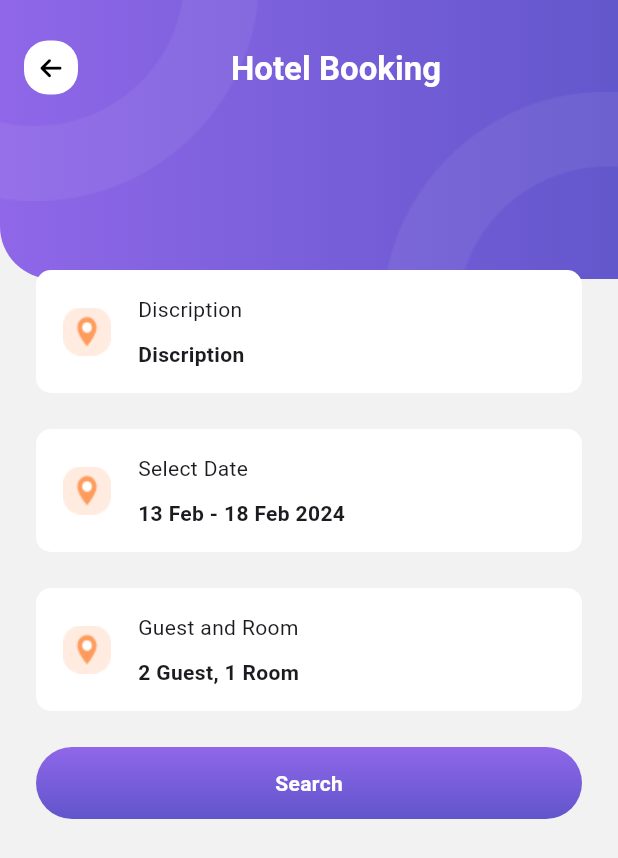
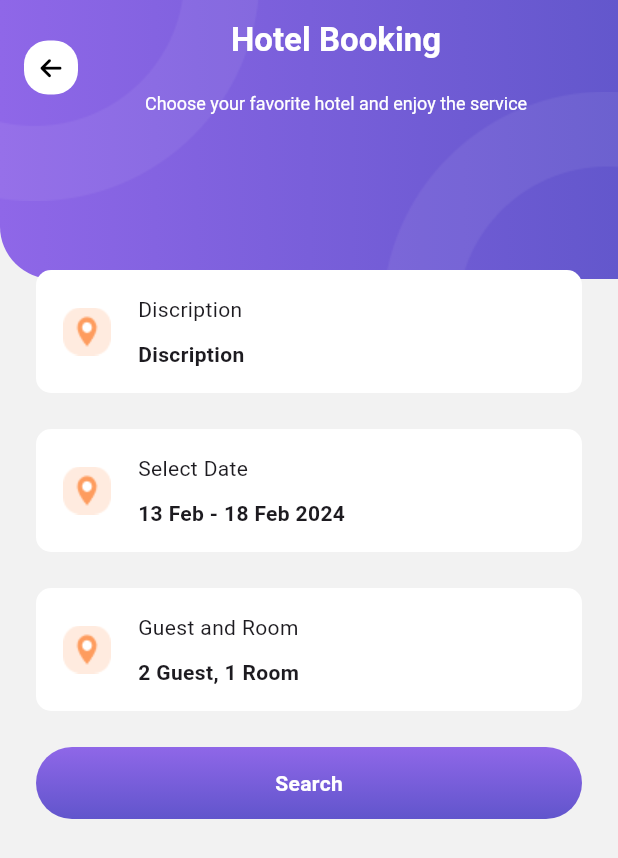
Before and after one commit to NguyenMinhDuc163/Travel-App, a Flutter app: the MainApp screen opened by its route, after a tap on "Hotels", on a phone screen of 412 x 824 dp. Shown: the top 858 px of the screen. Run offline on Flutter 3.47's test engine with Material 3 defaults, Android fonts, the phone set to English and light mode, and no system bars; our stand-ins replace expandable, font_awesome_flutter, hive_flutter, salomon_bottom_bar, smooth_page_indicator, syncfusion_flutter_datepicker; accounts and stored records are empty.

Commit message:
fix reponsive booking flight

```diff
--- a/lib/representation/screens/hotel_booking_screen.dart
+++ b/lib/representation/screens/hotel_booking_screen.dart
@@ -23,6 +23,7 @@ class _HotelBookingScreenState extends State<HotelBookingScreen> {
   Widget build(BuildContext context) {
     return AppBarContinerWidget(
       titleString: "Hotel Booking",
+      subTitleString: 'Choose your favorite hotel and enjoy the service',
       child: SingleChildScrollView(
         child: Column(
           children: [
--- a/lib/representation/screens/profile_screen.dart
+++ b/lib/representation/screens/profile_screen.dart
@@ -71,41 +71,39 @@ class _ProfileScreenState extends State<ProfileScreen> {
               title: 'Log out',
               description: 'Further secure your account for safety',
               iconFWA: FontAwesomeIcons.rightToBracket,
-              onTap: (){
+              onTap: () {
                 Navigator.of(context).pushNamed(LoginScreen.routeName);
               },
             ),
             SizedBox(
-              height: kDefaultPadding ,
+              height: kDefaultPadding,
             ),
-            Text('More', style: TextStyle(fontSize:18, fontWeight: FontWeight.bold),),
+            Text(
+              'More',
+              style: TextStyle(fontSize: 18, fontWeight: FontWeight.bold),
+            ),
             SizedBox(
-              height: kDefaultPadding ,
+              height: kDefaultPadding,
+            ),
+            ItemBookingWidget(
+              icon: AssetHelper.person,
+              title: 'Help & Support',
+              description: 'Help & Support',
+              iconFWA: FontAwesomeIcons.bell,
+              onTap: () {},
+            ),
+            SizedBox(
+              height: kDefaultPadding,
             ),
             ItemBookingWidget(
               icon: AssetHelper.person,
               title: 'About App',
               description: 'About App',
               iconFWA: FontAwesomeIcons.heart,
-              onTap: (){
-
-              },
+              onTap: () {},
             ),
             SizedBox(
-              height: kDefaultPadding ,
-            ),
-
-            ItemBookingWidget(
-              icon: AssetHelper.person,
-              title: 'Help & Support',
-              description: 'Help & Support',
-              iconFWA: FontAwesomeIcons.bell,
-              onTap: (){
-
-              },
-            ),
-            SizedBox(
-              height: kDefaultPadding ,
+              height: kDefaultPadding,
             ),
           ],
         ),
--- a/lib/representation/widgets/info_fight_widget.dart
+++ b/lib/representation/widgets/info_fight_widget.dart
@@ -18,11 +18,14 @@ class InfoFlightWidget extends StatelessWidget {
         color: Colors.white,
       ),
       child: Row(
-
+        mainAxisAlignment: MainAxisAlignment.start,
+        crossAxisAlignment: CrossAxisAlignment.start,
         children: [
           Padding(
             padding: const EdgeInsets.all(8.0),
-            child: ImageHelper.loadFromAsset(icon),
+            child: SizedBox(
+              width: 47, height: 47,
+                child: ImageHelper.loadFromAsset(icon)),
           ),
           SizedBox(width: screenSize.width * 0.1,),
           Column(
```
